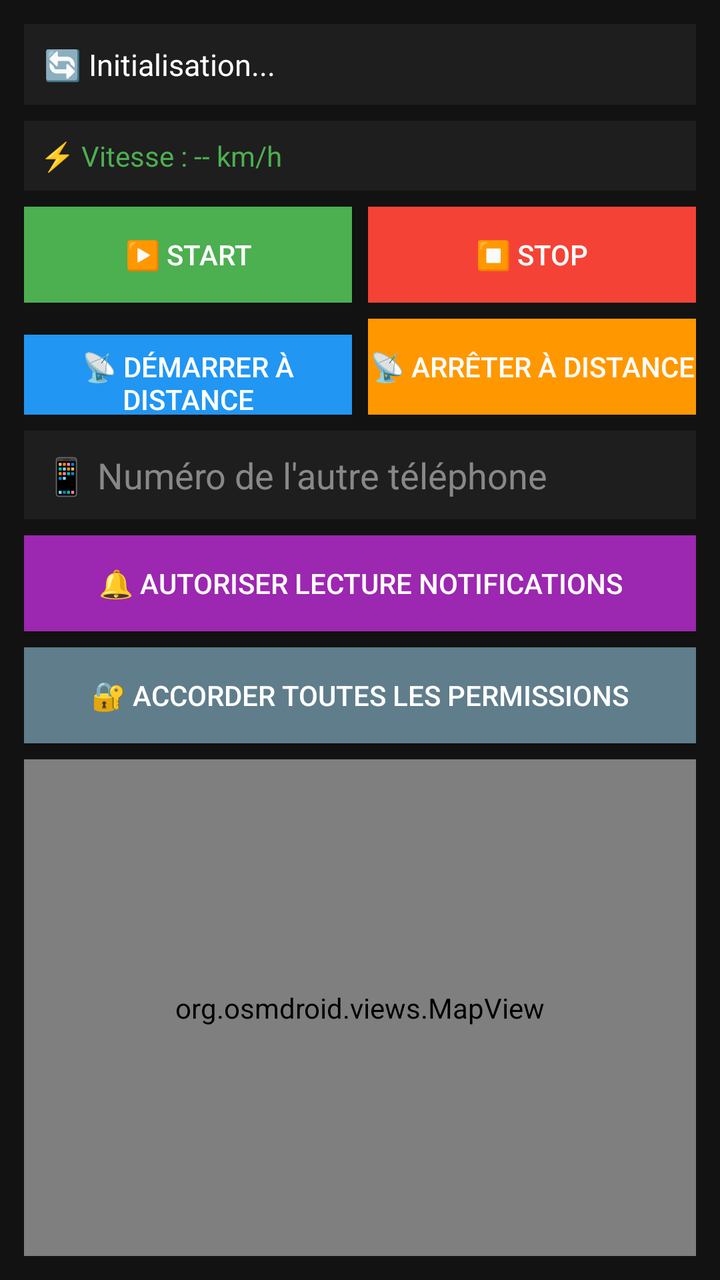
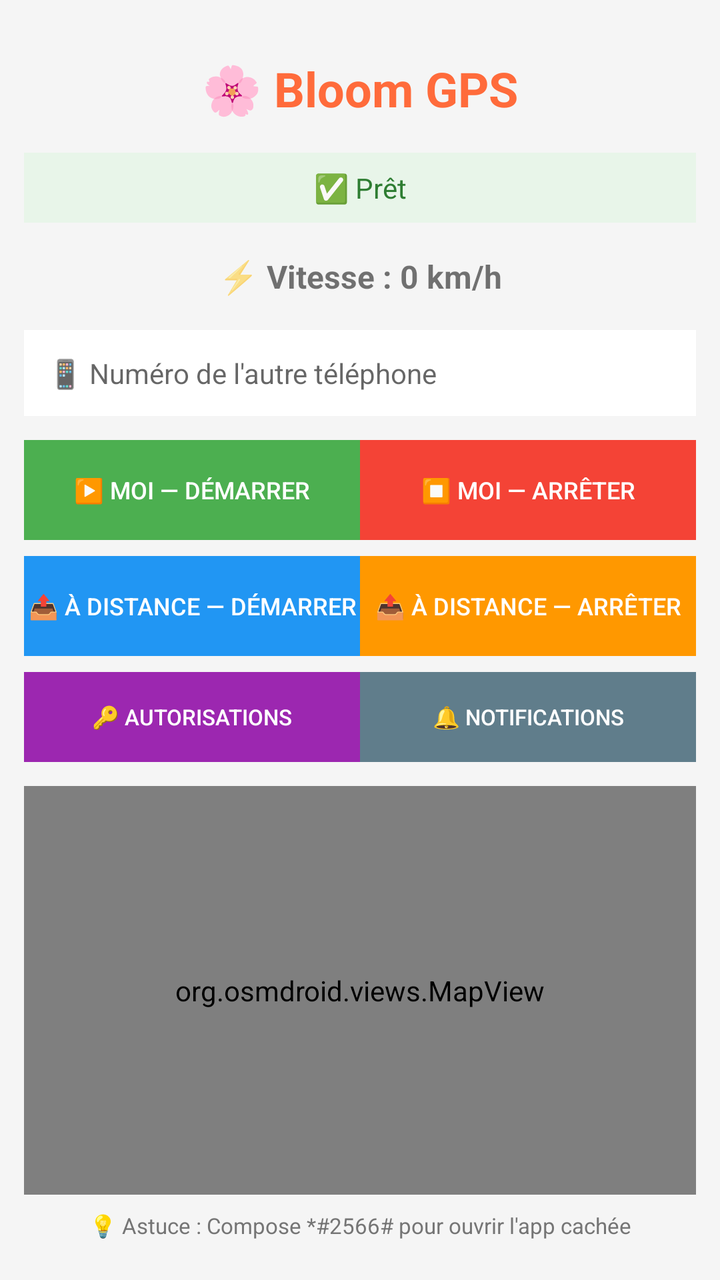

Two renders of the same Android screen: before a commit and after it. Below are the layout's source before the change and the commit's diff.
<!-- AndroidManifest.xml: activity theme AppTheme -->
<!-- res/layout/activity_main.xml -->
<?xml version="1.0" encoding="utf-8"?>
<LinearLayout xmlns:android="http://schemas.android.com/apk/res/android"
    android:layout_width="match_parent"
    android:layout_height="match_parent"
    android:orientation="vertical"
    android:padding="12dp"
    android:background="#121212">

    <TextView
        android:id="@+id/tvStatut"
        android:layout_width="match_parent"
        android:layout_height="wrap_content"
        android:text="🔄 Initialisation..."
        android:textColor="#FFFFFF"
        android:textSize="15sp"
        android:padding="10dp"
        android:background="#1E1E1E"
        android:layout_marginBottom="8dp"/>

    <TextView
        android:id="@+id/tvVitesse"
        android:layout_width="match_parent"
        android:layout_height="wrap_content"
        android:text="⚡ Vitesse : -- km/h"
        android:textColor="#4CAF50"
        android:textSize="14sp"
        android:padding="8dp"
        android:background="#1E1E1E"
        android:layout_marginBottom="8dp"/>

    <LinearLayout
        android:layout_width="match_parent"
        android:layout_height="wrap_content"
        android:orientation="horizontal"
        android:layout_marginBottom="8dp">

        <Button
            android:id="@+id/btnStart"
            android:layout_width="0dp"
            android:layout_height="wrap_content"
            android:layout_weight="1"
            android:text="▶️ START"
            android:background="#4CAF50"
            android:textColor="#FFFFFF"
            android:layout_marginEnd="4dp"/>

        <Button
            android:id="@+id/btnStop"
            android:layout_width="0dp"
            android:layout_height="wrap_content"
            android:layout_weight="1"
            android:text="⏹️ STOP"
            android:background="#F44336"
            android:textColor="#FFFFFF"
            android:layout_marginStart="4dp"/>
    </LinearLayout>

    <LinearLayout
        android:layout_width="match_parent"
        android:layout_height="wrap_content"
        android:orientation="horizontal"
        android:layout_marginBottom="8dp">

        <Button
            android:id="@+id/btnStartDist"
            android:layout_width="0dp"
            android:layout_height="wrap_content"
            android:layout_weight="1"
            android:text="📡 Démarrer à distance"
            android:background="#2196F3"
            android:textColor="#FFFFFF"
            android:layout_marginEnd="4dp"/>

        <Button
            android:id="@+id/btnStopDist"
            android:layout_width="0dp"
            android:layout_height="wrap_content"
            android:layout_weight="1"
            android:text="📡 Arrêter à distance"
            android:background="#FF9800"
            android:textColor="#FFFFFF"
            android:layout_marginStart="4dp"/>
    </LinearLayout>

    <EditText
        android:id="@+id/etNumeroDest"
        android:layout_width="match_parent"
        android:layout_height="wrap_content"
        android:hint="📱 Numéro de l'autre téléphone"
        android:inputType="phone"
        android:textColor="#FFFFFF"
        android:textColorHint="#888888"
        android:background="#1E1E1E"
        android:padding="10dp"
        android:layout_marginBottom="8dp"/>

    <Button
        android:id="@+id/btnNotif"
        android:layout_width="match_parent"
        android:layout_height="wrap_content"
        android:text="🔔 Autoriser lecture notifications"
        android:background="#9C27B0"
        android:textColor="#FFFFFF"
        android:layout_marginBottom="8dp"/>

    <Button
        android:id="@+id/btnPermissions"
        android:layout_width="match_parent"
        android:layout_height="wrap_content"
        android:text="🔐 Accorder toutes les permissions"
        android:background="#607D8B"
        android:textColor="#FFFFFF"
        android:layout_marginBottom="8dp"/>

    <org.osmdroid.views.MapView
        android:id="@+id/mapView"
        android:layout_width="match_parent"
        android:layout_height="0dp"
        android:layout_weight="1"/>

</LinearLayout>
<!-- resources referenced by this layout -->
<resources>
  <style name="AppTheme" parent="Theme.AppCompat.Light.NoActionBar">
          <item name="colorPrimary">#4CAF50</item>
          <item name="colorAccent">#9C27B0</item>
          <item name="android:windowBackground">@color/black</item>
      </style>
  <color name="black">#121212</color>
</resources>

<!-- the commit's change to res/layout/activity_main.xml (unified diff, before → after) -->
@@ -1,86 +1,44 @@
 <?xml version="1.0" encoding="utf-8"?>
 <LinearLayout xmlns:android="http://schemas.android.com/apk/res/android"
+    xmlns:tools="http://schemas.android.com/tools"
     android:layout_width="match_parent"
     android:layout_height="match_parent"
     android:orientation="vertical"
+    android:background="#F5F5F5"
     android:padding="12dp"
-    android:background="#121212">
+    tools:context=".MainActivity">
+
+    <TextView
+        android:layout_width="match_parent"
+        android:layout_height="wrap_content"
+        android:text="🌸 Bloom GPS"
+        android:textSize="24sp"
+        android:textStyle="bold"
+        android:gravity="center"
+        android:padding="16dp"
+        android:textColor="#FF6B3B"/>
 
     <TextView
         android:id="@+id/tvStatut"
         android:layout_width="match_parent"
         android:layout_height="wrap_content"
-        android:text="🔄 Initialisation..."
-        android:textColor="#FFFFFF"
-        android:textSize="15sp"
-        android:padding="10dp"
-        android:background="#1E1E1E"
-        android:layout_marginBottom="8dp"/>
+        android:text="✅ Prêt"
+        android:textSize="14sp"
+        android:gravity="center"
+        android:padding="8dp"
+        android:background="#E8F5E9"
+        android:textColor="#2E7D32"/>
 
     <TextView
         android:id="@+id/tvVitesse"
         android:layout_width="match_parent"
         android:layout_height="wrap_content"
-        android:text="⚡ Vitesse : -- km/h"
-        android:textColor="#4CAF50"
-        android:textSize="14sp"
+        android:text="⚡ Vitesse : 0 km/h"
+        android:textSize="16sp"
+        android:textStyle="bold"
+        android:gravity="center"
         android:padding="8dp"
-        android:background="#1E1E1E"
-        android:layout_marginBottom="8dp"/>
-
-    <LinearLayout
-        android:layout_width="match_parent"
-        android:layout_height="wrap_content"
-        android:orientation="horizontal"
-        android:layout_marginBottom="8dp">
-
-        <Button
-            android:id="@+id/btnStart"
-            android:layout_width="0dp"
-            android:layout_height="wrap_content"
-            android:layout_weight="1"
-            android:text="▶️ START"
-            android:background="#4CAF50"
-            android:textColor="#FFFFFF"
-            android:layout_marginEnd="4dp"/>
-
-        <Button
-            android:id="@+id/btnStop"
-            android:layout_width="0dp"
-            android:layout_height="wrap_content"
-            android:layout_weight="1"
-            android:text="⏹️ STOP"
-            android:background="#F44336"
-            android:textColor="#FFFFFF"
-            android:layout_marginStart="4dp"/>
-    </LinearLayout>
-
-    <LinearLayout
-        android:layout_width="match_parent"
-        android:layout_height="wrap_content"
-        android:orientation="horizontal"
-        android:layout_marginBottom="8dp">
-
-        <Button
-            android:id="@+id/btnStartDist"
-            android:layout_width="0dp"
-            android:layout_height="wrap_content"
-            android:layout_weight="1"
-            android:text="📡 Démarrer à distance"
-            android:background="#2196F3"
-            android:textColor="#FFFFFF"
-            android:layout_marginEnd="4dp"/>
-
-        <Button
-            android:id="@+id/btnStopDist"
-            android:layout_width="0dp"
-            android:layout_height="wrap_content"
-            android:layout_weight="1"
-            android:text="📡 Arrêter à distance"
-            android:background="#FF9800"
-            android:textColor="#FFFFFF"
-            android:layout_marginStart="4dp"/>
-    </LinearLayout>
+        android:layout_marginTop="8dp"/>
 
     <EditText
         android:id="@+id/etNumeroDest"
@@ -88,34 +46,109 @@
         android:layout_height="wrap_content"
         android:hint="📱 Numéro de l'autre téléphone"
         android:inputType="phone"
-        android:textColor="#FFFFFF"
-        android:textColorHint="#888888"
-        android:background="#1E1E1E"
-        android:padding="10dp"
-        android:layout_marginBottom="8dp"/>
+        android:padding="12dp"
+        android:layout_marginTop="8dp"
+        android:background="#FFFFFF"
+        android:textSize="14sp"/>
 
-    <Button
-        android:id="@+id/btnNotif"
+    <LinearLayout
         android:layout_width="match_parent"
         android:layout_height="wrap_content"
-        android:text="🔔 Autoriser lecture notifications"
-        android:background="#9C27B0"
-        android:textColor="#FFFFFF"
-        android:layout_marginBottom="8dp"/>
+        android:orientation="horizontal"
+        android:layout_marginTop="12dp"
+        android:gap="8dp">
 
-    <Button
-        android:id="@+id/btnPermissions"
+        <Button
+            android:id="@+id/btnStart"
+            android:layout_width="0dp"
+            android:layout_height="50dp"
+            android:layout_weight="1"
+            android:text="▶️ MOI — Démarrer"
+            android:background="#4CAF50"
+            android:textColor="#FFFFFF"
+            android:textSize="12sp"/>
+
+        <Button
+            android:id="@+id/btnStop"
+            android:layout_width="0dp"
+            android:layout_height="50dp"
+            android:layout_weight="1"
+            android:text="⏹️ MOI — Arrêter"
+            android:background="#F44336"
+            android:textColor="#FFFFFF"
+            android:textSize="12sp"/>
+    </LinearLayout>
+
+    <LinearLayout
         android:layout_width="match_parent"
         android:layout_height="wrap_content"
-        android:text="🔐 Accorder toutes les permissions"
-        android:background="#607D8B"
-        android:textColor="#FFFFFF"
-        android:layout_marginBottom="8dp"/>
+        android:orientation="horizontal"
+        android:layout_marginTop="8dp"
+        android:gap="8dp">
+
+        <Button
+            android:id="@+id/btnStartDist"
+            android:layout_width="0dp"
+            android:layout_height="50dp"
+            android:layout_weight="1"
+            android:text="📤 À distance — Démarrer"
+            android:background="#2196F3"
+            android:textColor="#FFFFFF"
+            android:textSize="12sp"/>
+
+        <Button
+            android:id="@+id/btnStopDist"
+            android:layout_width="0dp"
+            android:layout_height="50dp"
+            android:layout_weight="1"
+            android:text="📤 À distance — Arrêter"
+            android:background="#FF9800"
+            android:textColor="#FFFFFF"
+            android:textSize="12sp"/>
+    </LinearLayout>
+
+    <LinearLayout
+        android:layout_width="match_parent"
+        android:layout_height="wrap_content"
+        android:orientation="horizontal"
+        android:layout_marginTop="8dp"
+        android:gap="8dp">
+
+        <Button
+            android:id="@+id/btnPermissions"
+            android:layout_width="0dp"
+            android:layout_height="45dp"
+            android:layout_weight="1"
+            android:text="🔑 Autorisations"
+            android:background="#9C27B0"
+            android:textColor="#FFFFFF"
+            android:textSize="11sp"/>
+
+        <Button
+            android:id="@+id/btnNotif"
+            android:layout_width="0dp"
+            android:layout_height="45dp"
+            android:layout_weight="1"
+            android:text="🔔 Notifications"
+            android:background="#607D8B"
+            android:textColor="#FFFFFF"
+            android:textSize="11sp"/>
+    </LinearLayout>
 
     <org.osmdroid.views.MapView
         android:id="@+id/mapView"
         android:layout_width="match_parent"
         android:layout_height="0dp"
-        android:layout_weight="1"/>
+        android:layout_weight="1"
+        android:layout_marginTop="12dp"/>
+
+    <TextView
+        android:layout_width="match_parent"
+        android:layout_height="wrap_content"
+        android:text="💡 Astuce : Compose *#2566# pour ouvrir l'app cachée"
+        android:textSize="11sp"
+        android:gravity="center"
+        android:padding="8dp"
+        android:textColor="#757575"/>
 
 </LinearLayout>
<!-- resource entries referenced after the edit -->
@@ -1,10 +1,11 @@
 <!-- resources referenced by this layout -->
 <resources>
-  <style name="AppTheme" parent="Theme.AppCompat.Light.NoActionBar">
-          <item name="colorPrimary">#4CAF50</item>
-          <item name="colorAccent">#9C27B0</item>
-          <item name="android:windowBackground">@color/black</item>
+  <style name="AppTheme" parent="Theme.AppCompat.Light.DarkActionBar">
+          <item name="colorPrimary">#FF6B3B</item>
+          <item name="colorPrimaryDark">#E55A2B</item>
+          <item name="colorAccent">#FF6B3B</item>
+          <item name="windowActionBar">false</item>
+          <item name="windowNoTitle">true</item>
       </style>
-  <color name="black">#121212</color>
 </resources>
 
